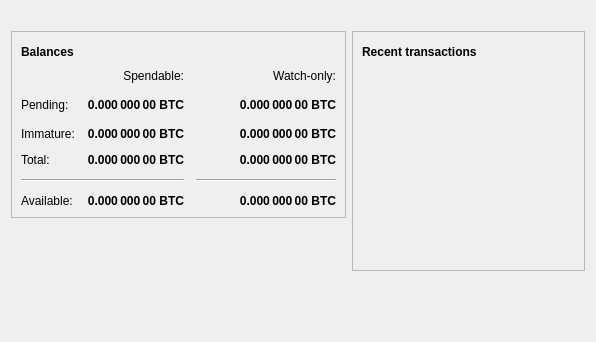
First picture: the form in src/qt/forms/overviewpage.ui, repository Pulsar-Coin/Pulsar-Coin-Cryptocurrency, before the edit.
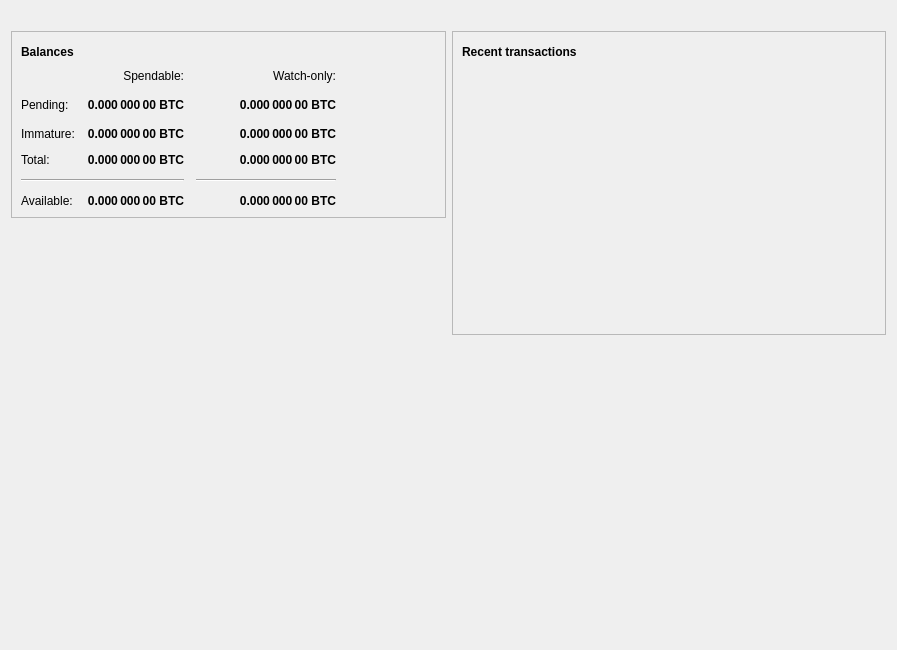
Second picture: the form after the edit. Icons and pictures are not drawn.

Diff of the .ui file:
```diff
--- a/src/qt/forms/overviewpage.ui
+++ b/src/qt/forms/overviewpage.ui
@@ -6,10 +6,16 @@
    <rect>
     <x>0</x>
     <y>0</y>
-    <width>596</width>
-    <height>342</height>
+    <width>897</width>
+    <height>650</height>
    </rect>
   </property>
+  <property name="minimumSize">
+   <size>
+    <width>897</width>
+    <height>650</height>
+   </size>
+  </property>
   <property name="windowTitle">
    <string>Form</string>
   </property>
```
